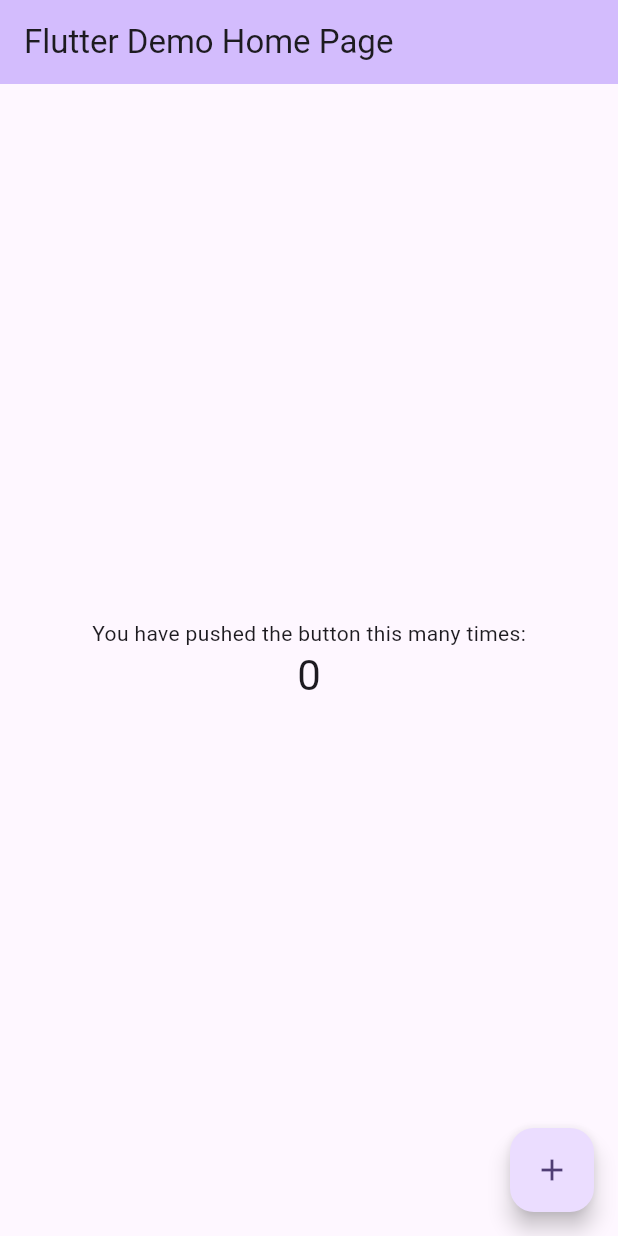
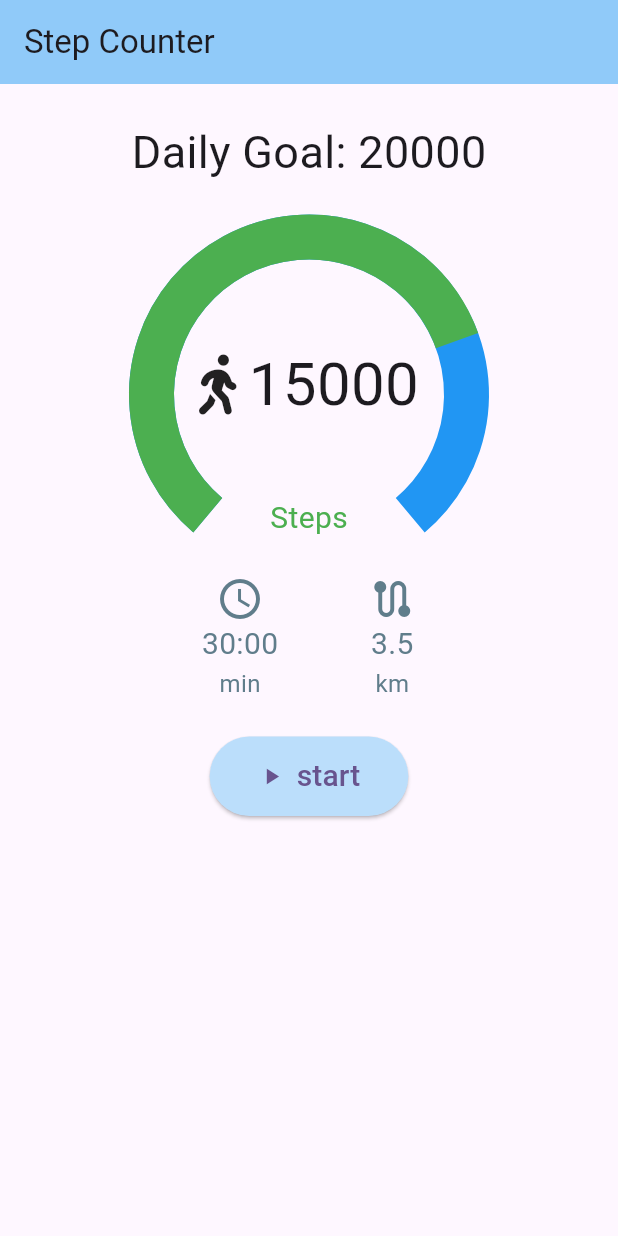
Before and after one commit to Mowgle88/step-counter, a Flutter app: the screen it shows after launch, on a phone screen of 412 x 824 dp. Run offline on Flutter 3.47's test engine with Material 3 defaults, Android fonts, the light colour scheme and no system bars; drawn by our look-alikes of percent_indicator; our stand-ins replace font_awesome_flutter.

Commit message:
feat: add home page

```diff
--- /dev/null
+++ b/lib/home_page.dart
@@ -0,0 +1,154 @@
+import 'package:flutter/material.dart';
+import 'package:percent_indicator/circular_percent_indicator.dart';
+import 'package:font_awesome_flutter/font_awesome_flutter.dart';
+
+class HomePage extends StatefulWidget {
+  const HomePage({super.key});
+
+  @override
+  State<HomePage> createState() => _HomePageState();
+}
+
+class _HomePageState extends State<HomePage> {
+  late int steps;
+  late int goal;
+  late bool isPlay;
+
+  @override
+  void initState() {
+    super.initState();
+    steps = 15000;
+    goal = 20000;
+    isPlay = false;
+  }
+
+  @override
+  Widget build(BuildContext context) {
+    final size = MediaQuery.sizeOf(context);
+
+    return Scaffold(
+      appBar: AppBar(
+        title: const Text("Step Counter"),
+        backgroundColor: Colors.blue.shade200,
+      ),
+      body: SafeArea(
+        child: Container(
+          width: size.width,
+          padding: const EdgeInsets.symmetric(horizontal: 12, vertical: 24),
+          child: Column(
+            crossAxisAlignment: CrossAxisAlignment.center,
+            children: [
+              CircularPercentIndicator(
+                radius: 120,
+                lineWidth: 30.0,
+                arcBackgroundColor: Colors.blue,
+                progressColor: Colors.green,
+                arcType: ArcType.FULL,
+                animation: true,
+                animationDuration: 1200,
+                header: Padding(
+                  padding: const EdgeInsets.only(bottom: 20),
+                  child: Text('Daily Goal: ${goal.toString()}',
+                      style: const TextStyle(fontSize: 30)),
+                ),
+                center: Column(
+                  mainAxisAlignment: MainAxisAlignment.spaceAround,
+                  crossAxisAlignment: CrossAxisAlignment.center,
+                  children: [
+                    const SizedBox(height: 16),
+                    Row(
+                      mainAxisAlignment: MainAxisAlignment.center,
+                      children: [
+                        const FaIcon(
+                          FontAwesomeIcons.personWalking,
+                          size: 40,
+                        ),
+                        const SizedBox(width: 8),
+                        Text(
+                          steps.toString(),
+                          style: const TextStyle(fontSize: 40),
+                        )
+                      ],
+                    ),
+                    const Text(
+                      "Steps",
+                      style: TextStyle(
+                        fontSize: 20,
+                        color: Colors.green,
+                      ),
+                    )
+                  ],
+                ),
+                footer: const Row(
+                  mainAxisAlignment: MainAxisAlignment.center,
+                  children: [
+                    Column(
+                      children: [
+                        Icon(
+                          Icons.access_time,
+                          size: 32,
+                          color: Colors.blueGrey,
+                        ),
+                        Text(
+                          "30:00",
+                          style:
+                              TextStyle(fontSize: 20, color: Colors.blueGrey),
+                        ),
+                        Text(
+                          "min",
+                          style:
+                              TextStyle(fontSize: 16, color: Colors.blueGrey),
+                        )
+                      ],
+                    ),
+                    SizedBox(width: 60),
+                    Column(
+                      children: [
+                        Icon(
+                          Icons.route,
+                          size: 32,
+                          color: Colors.blueGrey,
+                        ),
+                        Text(
+                          "3.5",
+                          style:
+                              TextStyle(fontSize: 20, color: Colors.blueGrey),
+                        ),
+                        Text(
+                          "km",
+                          style:
+                              TextStyle(fontSize: 16, color: Colors.blueGrey),
+                        )
+                      ],
+                    ),
+                  ],
+                ),
+                percent: steps / goal,
+              ),
+              const SizedBox(height: 24),
+              ElevatedButton.icon(
+                onPressed: () {
+                  setState(() {
+                    isPlay = !isPlay;
+                  });
+                },
+                label: Text(
+                  isPlay ? "pause" : "start",
+                  style: const TextStyle(fontSize: 20),
+                ),
+                icon: Icon(isPlay ? Icons.pause : Icons.play_arrow),
+                style: ButtonStyle(
+                  backgroundColor:
+                      WidgetStateProperty.all(Colors.blue.shade100),
+                  padding: const WidgetStatePropertyAll(
+                    EdgeInsets.symmetric(horizontal: 32, vertical: 12),
+                  ),
+                ),
+              )
+            ],
+          ),
+        ),
+      ),
+    );
+  }
+}
--- a/lib/main.dart
+++ b/lib/main.dart
@@ -1,125 +1,30 @@
 import 'package:flutter/material.dart';
+import 'package:flutter/services.dart';
+import 'package:step_counter/home_page.dart';
 
 void main() {
+  WidgetsFlutterBinding.ensureInitialized();
+  SystemChrome.setPreferredOrientations(
+    [
+      DeviceOrientation.portraitUp,
+      DeviceOrientation.portraitDown,
+    ],
+  );
   runApp(const MyApp());
 }
 
 class MyApp extends StatelessWidget {
   const MyApp({super.key});
-
-  // This widget is the root of your application.
   @override
   Widget build(BuildContext context) {
     return MaterialApp(
       title: 'Flutter Demo',
+      debugShowCheckedModeBanner: false,
       theme: ThemeData(
-        // This is the theme of your application.
-        //
-        // TRY THIS: Try running your application with "flutter run". You'll see
-        // the application has a purple toolbar. Then, without quitting the app,
-        // try changing the seedColor in the colorScheme below to Colors.green
-        // and then invoke "hot reload" (save your changes or press the "hot
-        // reload" button in a Flutter-supported IDE, or press "r" if you used
-        // the command line to start the app).
-        //
-        // Notice that the counter didn't reset back to zero; the application
-        // state is not lost during the reload. To reset the state, use hot
-        // restart instead.
-        //
-        // This works for code too, not just values: Most code changes can be
-        // tested with just a hot reload.
         colorScheme: ColorScheme.fromSeed(seedColor: Colors.deepPurple),
         useMaterial3: true,
       ),
-      home: const MyHomePage(title: 'Flutter Demo Home Page'),
+      home: const HomePage(),
     );
   }
 }
-
-class MyHomePage extends StatefulWidget {
-  const MyHomePage({super.key, required this.title});
-
-  // This widget is the home page of your application. It is stateful, meaning
-  // that it has a State object (defined below) that contains fields that affect
-  // how it looks.
-
-  // This class is the configuration for the state. It holds the values (in this
-  // case the title) provided by the parent (in this case the App widget) and
-  // used by the build method of the State. Fields in a Widget subclass are
-  // always marked "final".
-
-  final String title;
-
-  @override
-  State<MyHomePage> createState() => _MyHomePageState();
-}
-
-class _MyHomePageState extends State<MyHomePage> {
-  int _counter = 0;
-
-  void _incrementCounter() {
-    setState(() {
-      // This call to setState tells the Flutter framework that something has
-      // changed in this State, which causes it to rerun the build method below
-      // so that the display can reflect the updated values. If we changed
-      // _counter without calling setState(), then the build method would not be
-      // called again, and so nothing would appear to happen.
-      _counter++;
-    });
-  }
-
-  @override
-  Widget build(BuildContext context) {
-    // This method is rerun every time setState is called, for instance as done
-    // by the _incrementCounter method above.
-    //
-    // The Flutter framework has been optimized to make rerunning build methods
-    // fast, so that you can just rebuild anything that needs updating rather
-    // than having to individually change instances of widgets.
-    return Scaffold(
-      appBar: AppBar(
-        // TRY THIS: Try changing the color here to a specific color (to
-        // Colors.amber, perhaps?) and trigger a hot reload to see the AppBar
-        // change color while the other colors stay the same.
-        backgroundColor: Theme.of(context).colorScheme.inversePrimary,
-        // Here we take the value from the MyHomePage object that was created by
-        // the App.build method, and use it to set our appbar title.
-        title: Text(widget.title),
-      ),
-      body: Center(
-        // Center is a layout widget. It takes a single child and positions it
-        // in the middle of the parent.
-        child: Column(
-          // Column is also a layout widget. It takes a list of children and
-          // arranges them vertically. By default, it sizes itself to fit its
-          // children horizontally, and tries to be as tall as its parent.
-          //
-          // Column has various properties to control how it sizes itself and
-          // how it positions its children. Here we use mainAxisAlignment to
-          // center the children vertically; the main axis here is the vertical
-          // axis because Columns are vertical (the cross axis would be
-          // horizontal).
-          //
-          // TRY THIS: Invoke "debug painting" (choose the "Toggle Debug Paint"
-          // action in the IDE, or press "p" in the console), to see the
-          // wireframe for each widget.
-          mainAxisAlignment: MainAxisAlignment.center,
-          children: <Widget>[
-            const Text(
-              'You have pushed the button this many times:',
-            ),
-            Text(
-              '$_counter',
-              style: Theme.of(context).textTheme.headlineMedium,
-            ),
-          ],
-        ),
-      ),
-      floatingActionButton: FloatingActionButton(
-        onPressed: _incrementCounter,
-        tooltip: 'Increment',
-        child: const Icon(Icons.add),
-      ), // This trailing comma makes auto-formatting nicer for build methods.
-    );
-  }
-}
--- a/pubspec.yaml
+++ b/pubspec.yaml
@@ -35,6 +35,8 @@ dependencies:
   # The following adds the Cupertino Icons font to your application.
   # Use with the CupertinoIcons class for iOS style icons.
   cupertino_icons: ^1.0.6
+  percent_indicator: ^4.2.3
+  font_awesome_flutter: ^10.7.0
 
 dev_dependencies:
   flutter_test:
```
Also changed, not shown: pubspec.lock, 6 other files.
